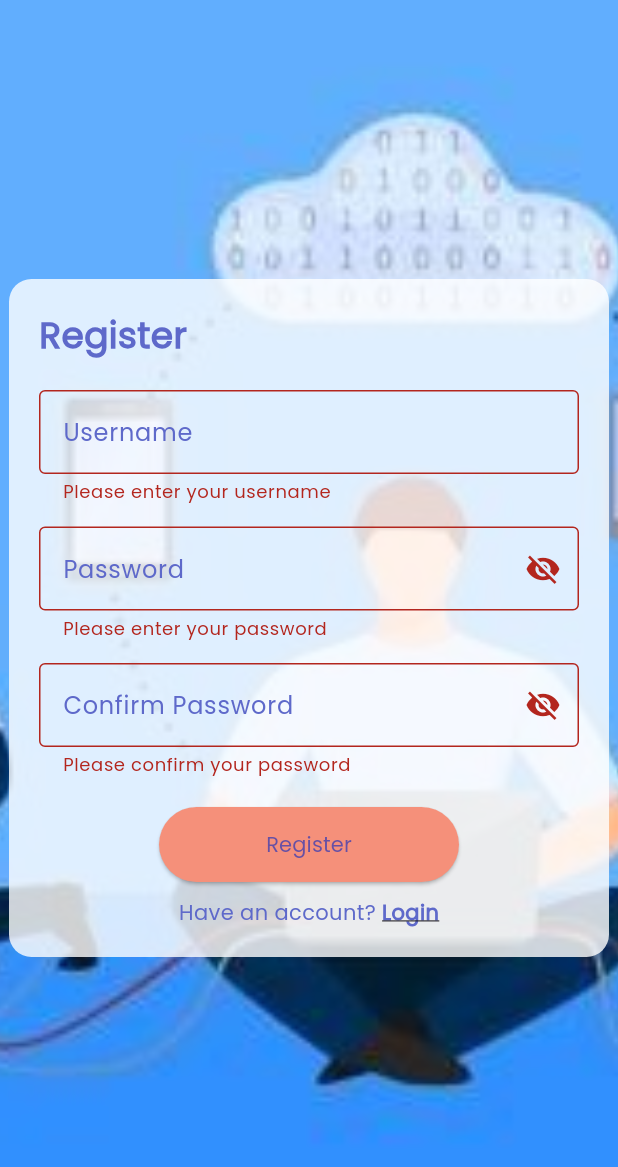
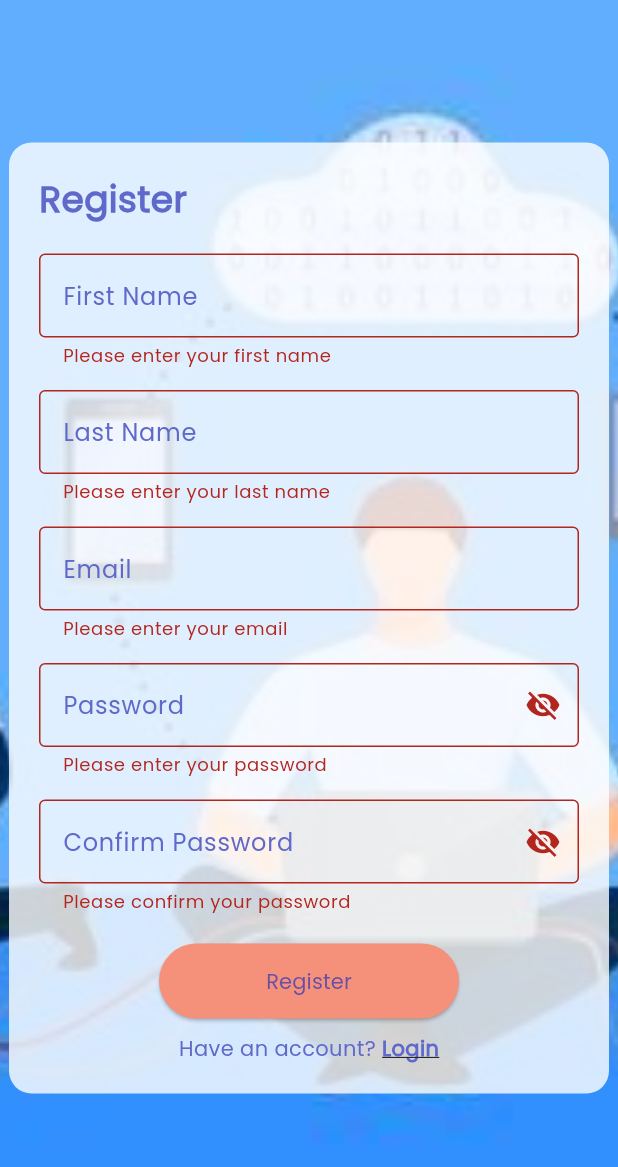
Before and after one commit to Eyman44/FMS, a Flutter app: the RegisterPage screen opened directly, after a tap on "Register", on a phone screen of 412 x 824 dp. Shown: the top 1167 px of the screen. Run offline on Flutter 3.47's test engine with Material 3 defaults, Android fonts, the phone set to English and light mode, and no system bars; our stand-ins replace get, shared_preferences; accounts and stored records are empty.

Commit message:
log in and register done

```diff
--- a/lib/controller/login_controller.dart
+++ b/lib/controller/login_controller.dart
@@ -8,14 +8,14 @@ import 'package:http/http.dart' as http;
 import 'package:shared_preferences/shared_preferences.dart';
 
 class LoginController extends GetxController {
-  Future login(String username, String password) async {
+  Future login(String email, String password) async {
     var response = await http.post(
       Uri.parse("$baseurl/user/login"),
       headers: {
         'Accept': 'application/json',
       },
       body: <String, String>{
-        "username": username,
+        "email": email,
         "password": password,
       },
     );
@@ -43,28 +43,10 @@ class LoginController extends GetxController {
 
       Get.off(() => const GroupPage());
     } else {
-      // Get.defaultDialog(
-      //     title: "Login Faild",
-      //     titleStyle: const TextStyle(
-      //         color: AppColor.title,
-      //         fontSize: 18,
-      //         fontWeight: FontWeight.bold,
-      //         fontFamily: " Poppins-Regular.ttf"),
-      //     middleText: "Login Faild",
-      //     middleTextStyle: const TextStyle(
-      //       color: AppColor.purple,
-      //       fontFamily: " Poppins-Regular.ttf",
-      //       fontSize: 15,
-      //     ),
-      //     buttonColor: AppColor.orange,
-      //     confirmTextColor: Colors.white,
-      //     onConfirm: () {
-      //       Get.back();
-      //     });
       Get.snackbar(
         "Message",
-        "$response1[message]",
-        // response1,
+        response1['message'],
+
         backgroundColor: AppColor.orange,
         snackPosition: SnackPosition.TOP,
         duration: const Duration(seconds: 3),
--- a/lib/controller/register_controller.dart
+++ b/lib/controller/register_controller.dart
@@ -7,57 +7,37 @@ import 'package:get/get.dart';
 import 'package:http/http.dart' as http;
 
 class Register extends GetxController {
-  Future register(String username, String password) async {
+  Future register(
+      String firstName, String lastName, String email, String password) async {
     var response = await http.post(
       Uri.parse("$baseurl/user/"),
       headers: {'Accept': 'application/json'},
       body: <String, String>{
-        "username": username,
+        "firstName": firstName,
+        "lastName": lastName,
+        "email": email,
         "password": password,
       },
     );
 
-    print("response is${response.body}");
-    print("resopnse is ${response.statusCode}");
+    print("response is ${response.body}");
+    print("response status code is ${response.statusCode}");
 
     var response1 = jsonDecode(response.body);
-    // ignore: prefer_typing_uninitialized_variables
 
     if (response.statusCode == 200) {
       Get.snackbar(
         "Message",
         "Registration completed successfully",
-        // response1,
         backgroundColor: AppColor.backgroundcolor,
         snackPosition: SnackPosition.TOP,
         duration: const Duration(seconds: 3),
       );
       Get.to(const LoginPage());
     } else {
-      // Get.defaultDialog(
-      //     title: "Registeration Faild",
-      //     titleStyle: const TextStyle(
-      //         color: AppColor.title,
-      //         letterSpacing: 1,
-      //         fontSize: 18,
-      //         fontWeight: FontWeight.bold,
-      //         fontFamily: " Poppins-Regular.ttf"),
-      //     middleText: //"$response1"
-      //         "Registeration Faild",
-      //     middleTextStyle: const TextStyle(
-      //       color: AppColor.orange,
-      //       fontFamily: " Poppins-Regular.ttf",
-      //       fontSize: 15,
-      //     ),
-      //     buttonColor: AppColor.orange,
-      //     confirmTextColor: Colors.white,
-      //     onConfirm: () {
-      //       Get.back();
-      //     });
       Get.snackbar(
         "Message",
-        "Registration Faild ",
-        // response1,
+        response1['message'],
         backgroundColor: AppColor.orange,
         snackPosition: SnackPosition.TOP,
         duration: const Duration(seconds: 3),
--- a/lib/view/login.dart
+++ b/lib/view/login.dart
@@ -13,8 +13,8 @@ class LoginPage extends StatefulWidget {
 }
 
 class LoginPageState extends State<LoginPage> {
-  final _usernameController = TextEditingController(text: "eyman");
-  final _passwordController = TextEditingController(text: "eymaneyman");
+  final _usernameController = TextEditingController(text: "eyman@gmail.com");
+  final _passwordController = TextEditingController(text: "eymaneymanm");
   final _formKey = GlobalKey<FormState>();
 
   final loginController = Get.put(LoginController()); // استدعاء الكونترولر
@@ -59,14 +59,12 @@ class LoginPageState extends State<LoginPage> {
                     TextFormField(
                       controller: _usernameController,
                       decoration: const InputDecoration(
-                        labelText: 'Username',
+                        labelText: 'email',
                         border: OutlineInputBorder(),
                       ),
                       validator: (value) {
                         if (value == null || value.isEmpty) {
-                          return 'Please enter your username';
-                        } else if (value.length <= 4) {
-                          return 'Username must be more than 4 characters';
+                          return 'Please enter your email';
                         }
                         return null;
                       },
--- a/lib/view/register.dart
+++ b/lib/view/register.dart
@@ -13,16 +13,17 @@ class RegisterPage extends StatefulWidget {
 }
 
 class _RegisterPageState extends State<RegisterPage> {
-  final _usernameController = TextEditingController();
+  final _firstNameController = TextEditingController();
+  final _lastNameController = TextEditingController();
+  final _emailController = TextEditingController();
   final _passwordController = TextEditingController();
   final _confirmPasswordController = TextEditingController();
   final _formKey = GlobalKey<FormState>();
 
   final registerController = Get.put(Register()); // استدعاء الكونترولر
 
-  bool _isPasswordVisible = false; // State for password visibility
-  bool _isConfirmPasswordVisible =
-      false; // State for confirm password visibility
+  bool _isPasswordVisible = false;
+  bool _isConfirmPasswordVisible = false;
 
   @override
   Widget build(BuildContext context) {
@@ -60,17 +61,47 @@ class _RegisterPageState extends State<RegisterPage> {
                     ),
                     const SizedBox(height: 20),
                     TextFormField(
-                      controller: _usernameController,
+                      controller: _firstNameController,
                       decoration: const InputDecoration(
-                        labelText: 'Username',
+                        labelText: 'First Name',
                         labelStyle: TextStyle(color: AppColor.purple),
                         border: OutlineInputBorder(),
                       ),
                       validator: (value) {
                         if (value == null || value.isEmpty) {
-                          return 'Please enter your username';
-                        } else if (value.length <= 4) {
-                          return 'Username must be more than 4 characters';
+                          return 'Please enter your first name';
+                        }
+                        return null;
+                      },
+                    ),
+                    const SizedBox(height: 15),
+                    TextFormField(
+                      controller: _lastNameController,
+                      decoration: const InputDecoration(
+                        labelText: 'Last Name',
+                        labelStyle: TextStyle(color: AppColor.purple),
+                        border: OutlineInputBorder(),
+                      ),
+                      validator: (value) {
+                        if (value == null || value.isEmpty) {
+                          return 'Please enter your last name';
+                        }
+                        return null;
+                      },
+                    ),
+                    const SizedBox(height: 15),
+                    TextFormField(
+                      controller: _emailController,
+                      decoration: const InputDecoration(
+                        labelText: 'Email',
+                        labelStyle: TextStyle(color: AppColor.purple),
+                        border: OutlineInputBorder(),
+                      ),
+                      validator: (value) {
+                        if (value == null || value.isEmpty) {
+                          return 'Please enter your email';
+                        } else if (!GetUtils.isEmail(value)) {
+                          return 'Please enter a valid email';
                         }
                         return null;
                       },
@@ -137,21 +168,20 @@ class _RegisterPageState extends State<RegisterPage> {
                       },
                     ),
                     const SizedBox(height: 20),
-                    // Centered Register button with custom color
                     Center(
                       child: ElevatedButton(
                         style: ElevatedButton.styleFrom(
                           backgroundColor: AppColor.orange,
-                          minimumSize:
-                              const Size(200, 50), // Make the button wider
+                          minimumSize: const Size(200, 50),
                         ),
                         onPressed: () {
                           if (_formKey.currentState!.validate()) {
                             registerController.register(
-                              _usernameController.text,
+                              _firstNameController.text,
+                              _lastNameController.text,
+                              _emailController.text,
                               _passwordController.text,
                             );
-
                           }
                         },
                         child: const Text('Register'),
@@ -164,17 +194,14 @@ class _RegisterPageState extends State<RegisterPage> {
                           Get.to(() => const LoginPage());
                         },
                         child: const Row(
-                          mainAxisAlignment:
-                              MainAxisAlignment.center, // Center the row
+                          mainAxisAlignment: MainAxisAlignment.center,
                           children: [
                             Text(
-                              'Have an account? ', // Display "Login" as the text for navigation
-                              style: TextStyle(
-                                color: AppColor.purple,
-                              ),
+                              'Have an account? ',
+                              style: TextStyle(color: AppColor.purple),
                             ),
                             Text(
-                              'Login', // Display "Login" as the text for navigation
+                              'Login',
                               style: TextStyle(
                                 fontWeight: FontWeight.bold,
                                 color: AppColor.purple,
```
